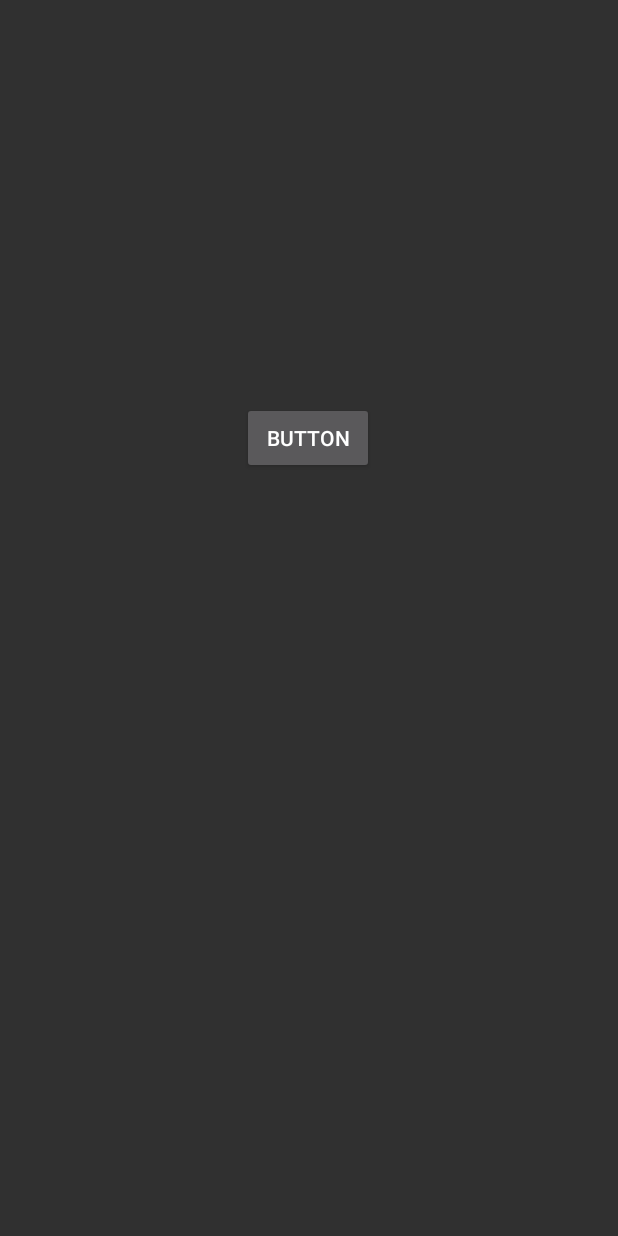
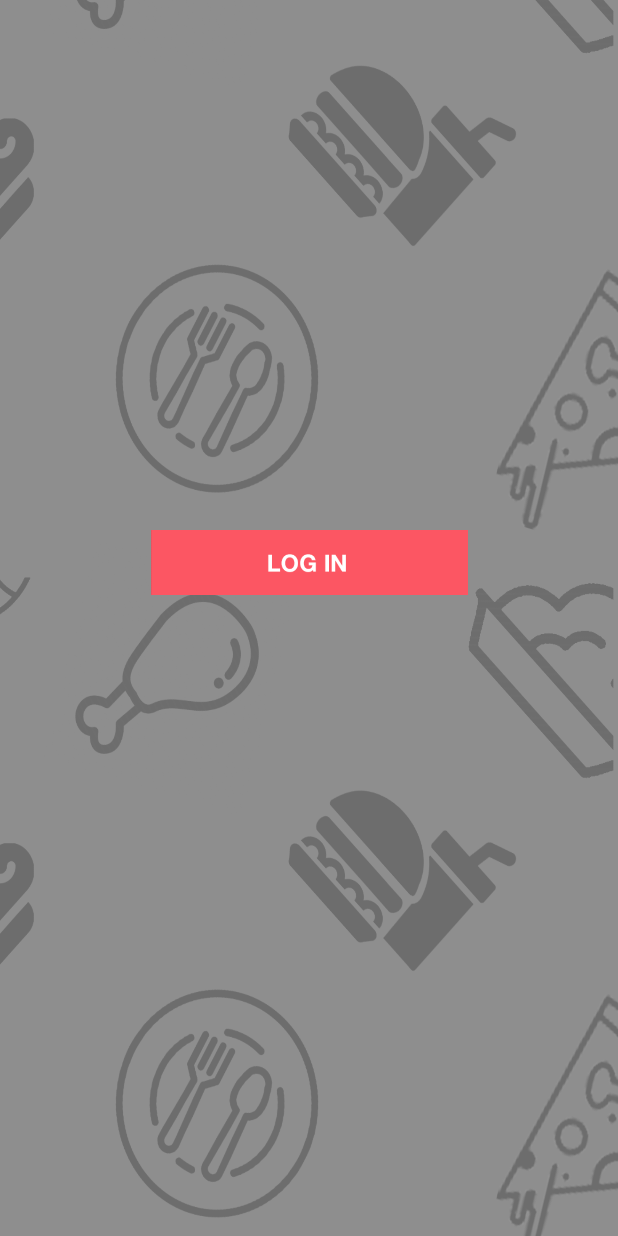
Before and after one commit to mantasruigys3000/Plate-Prep, an Android app: the screen it shows after launch (MainActivity), on a phone screen of 412 x 824 dp. Run offline under Robolectric (Android 15) with nearby library versions, the phone set to English and light mode, and no system bars; our stand-ins replace Volley.

Commit message:
Be all end all

```diff
--- a/app/src/main/res/layout/activity_main.xml
+++ b/app/src/main/res/layout/activity_main.xml
@@ -4,18 +4,20 @@
     xmlns:tools="http://schemas.android.com/tools"
     android:layout_width="match_parent"
     android:layout_height="match_parent"
+    android:background="@drawable/loginbackgroundgrey"
     tools:context=".MainActivity">
 
 
     <Button
         android:id="@+id/button"
-        android:layout_width="wrap_content"
-        android:layout_height="wrap_content"
-        android:layout_marginTop="268dp"
+        android:layout_width="211dp"
+        android:layout_height="43dp"
+        android:background="@drawable/loginbuttn"
         android:onClick="startIntent"
-        android:text="Button"
+        app:layout_constraintBottom_toBottomOf="parent"
         app:layout_constraintEnd_toEndOf="parent"
-        app:layout_constraintHorizontal_bias="0.498"
+        app:layout_constraintHorizontal_bias="0.5"
         app:layout_constraintStart_toStartOf="parent"
-        app:layout_constraintTop_toTopOf="parent" />
+        app:layout_constraintTop_toTopOf="parent"
+        app:layout_constraintVertical_bias="0.453" />
 </androidx.constraintlayout.widget.ConstraintLayout>
```
Also changed, not shown: app/src/main/java/com/example/db_api/RecipeActivity.kt (+35 -30 lines), app/src/main/res/drawable/loginbackgroundgrey.png (added), app/src/main/res/drawable/loginbuttn.png (added).
